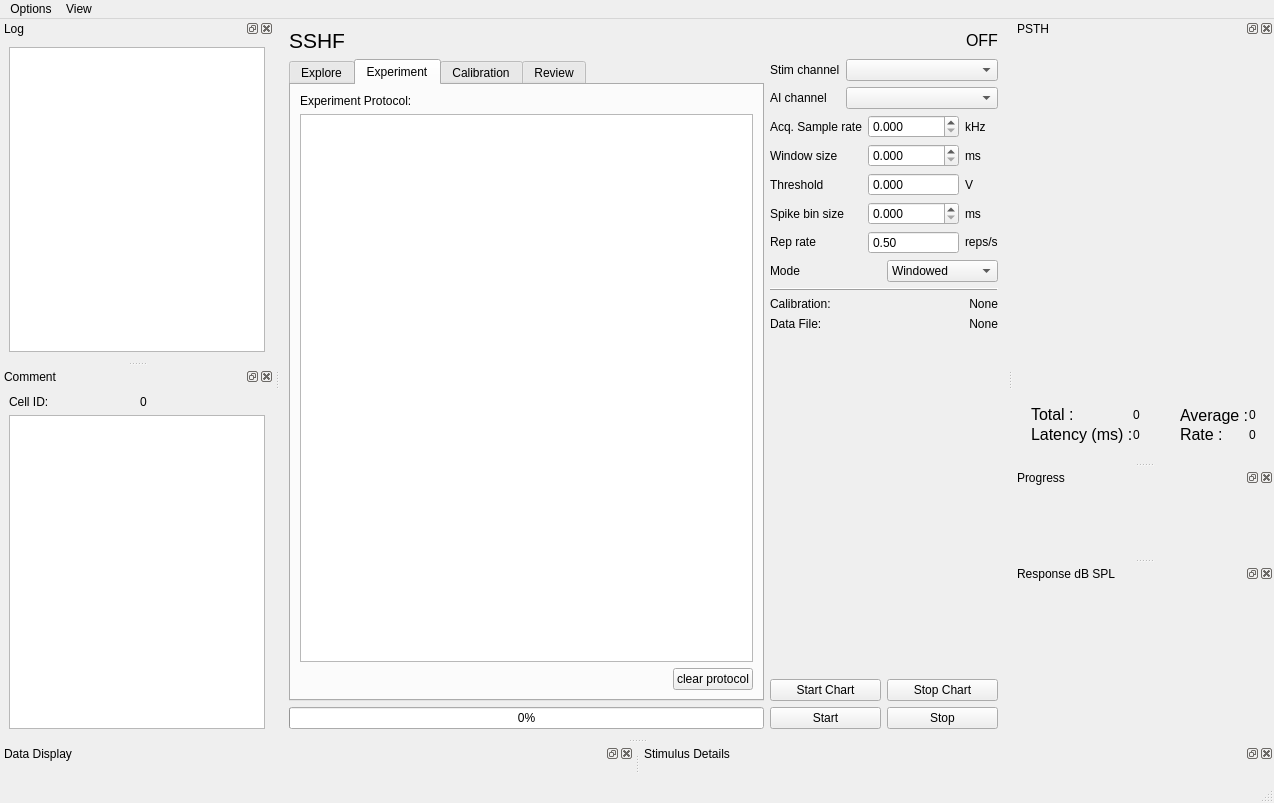
Old version of the form spikeylab/gui/main_control.ui in the repository portfors-lab/sparkle.
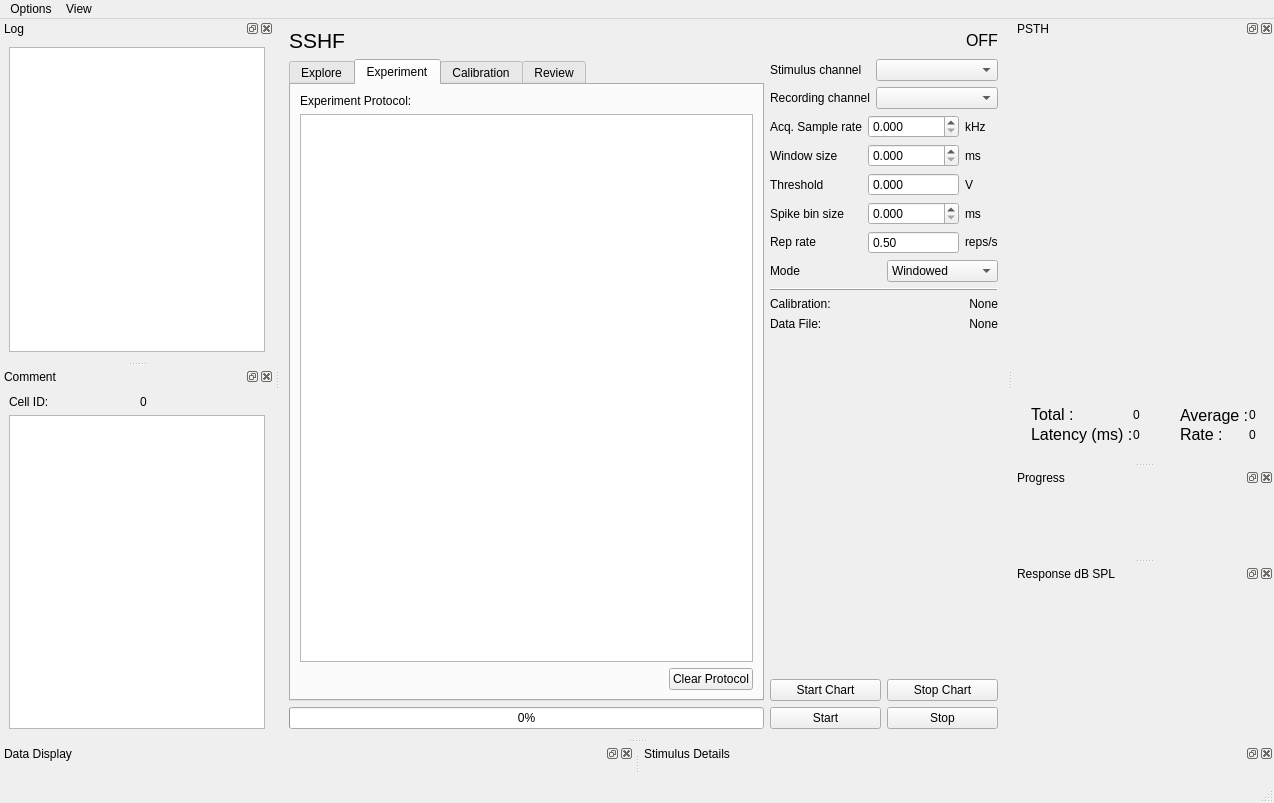
New version of the form. The open tabs and pages were chosen to show the change. Custom widgets are drawn as their Qt base class.

```diff
--- a/spikeylab/gui/main_control.ui
+++ b/spikeylab/gui/main_control.ui
@@ -237,7 +237,7 @@
                  </size>
                 </property>
                 <property name="text">
-                 <string>clear protocol</string>
+                 <string>Clear Protocol</string>
                 </property>
                </widget>
               </item>
@@ -433,7 +433,7 @@
              </sizepolicy>
             </property>
             <property name="text">
-             <string>AI channel</string>
+             <string>Recording channel</string>
             </property>
            </widget>
           </item>
@@ -449,7 +449,7 @@
              </sizepolicy>
             </property>
             <property name="text">
-             <string>Stim channel</string>
+             <string>Stimulus channel</string>
             </property>
            </widget>
           </item>
```
Left out of the diff: 60 changed lines with no effect on the pictures.
